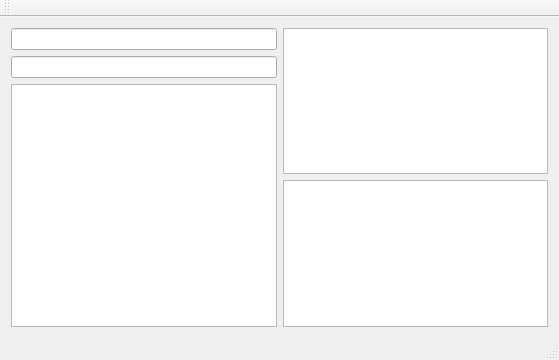
Above: mainwindow.ui from bzyx/MuzeumGUI before the change. Below: the same form after it.
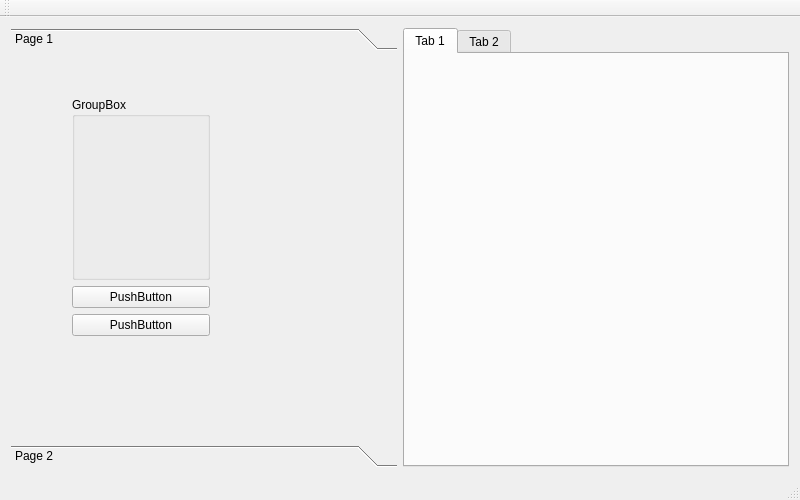
That is the form after the change.

Commit message: Making a new Layout.

Diff of the .ui file:
```diff
--- a/mainwindow.ui
+++ b/mainwindow.ui
@@ -6,8 +6,8 @@
    <rect>
     <x>0</x>
     <y>0</y>
-    <width>559</width>
-    <height>360</height>
+    <width>800</width>
+    <height>500</height>
    </rect>
   </property>
   <property name="windowTitle">
@@ -21,35 +21,108 @@
     </sizepolicy>
    </property>
    <layout class="QGridLayout" name="gridLayout_3">
+    <item row="0" column="1">
+     <widget class="QTabWidget" name="tabWidget">
+      <widget class="QWidget" name="tab">
+       <attribute name="title">
+        <string>Tab 1</string>
+       </attribute>
+       <zorder>toolBox</zorder>
+      </widget>
+      <widget class="QWidget" name="tab_2">
+       <attribute name="title">
+        <string>Tab 2</string>
+       </attribute>
+      </widget>
+     </widget>
+    </item>
     <item row="0" column="0">
-     <layout class="QGridLayout" name="gridLayout">
-      <property name="sizeConstraint">
-       <enum>QLayout::SetMaximumSize</enum>
+     <widget class="QToolBox" name="toolBox">
+      <property name="currentIndex">
+       <number>0</number>
       </property>
-      <item row="0" column="0">
-       <layout class="QVBoxLayout" name="verticalLayout_2">
-        <item>
-         <widget class="QLineEdit" name="lineEdit"/>
-        </item>
-        <item>
-         <widget class="QLineEdit" name="lineEdit_2"/>
-        </item>
-        <item>
-         <widget class="QTableWidget" name="tableWidget"/>
-        </item>
-       </layout>
-      </item>
-      <item row="0" column="1">
-       <layout class="QGridLayout" name="gridLayout_2">
-        <item row="0" column="0">
-         <widget class="QListWidget" name="listWidget"/>
-        </item>
-        <item row="1" column="0">
-         <widget class="QTextEdit" name="textEdit"/>
-        </item>
-       </layout>
-      </item>
-     </layout>
+      <widget class="QWidget" name="page">
+       <property name="geometry">
+        <rect>
+         <x>0</x>
+         <y>0</y>
+         <width>388</width>
+         <height>378</height>
+        </rect>
+       </property>
+       <attribute name="label">
+        <string>Page 1</string>
+       </attribute>
+       <widget class="QWidget" name="verticalLayoutWidget">
+        <property name="geometry">
+         <rect>
+          <x>50</x>
+          <y>30</y>
+          <width>160</width>
+          <height>261</height>
+         </rect>
+        </property>
+        <layout class="QVBoxLayout" name="verticalLayout">
+         <item>
+          <widget class="QGroupBox" name="groupBox">
+           <property name="title">
+            <string>GroupBox</string>
+           </property>
+           <widget class="QWidget" name="formLayoutWidget">
+            <property name="geometry">
+             <rect>
+              <x>0</x>
+              <y>50</y>
+              <width>164</width>
+              <height>22</height>
+             </rect>
+            </property>
+            <layout class="QFormLayout" name="formLayout">
+             <item row="0" column="0">
+              <widget class="QLabel" name="label">
+               <property name="text">
+                <string>TextLabel</string>
+               </property>
+              </widget>
+             </item>
+             <item row="0" column="1">
+              <widget class="QLineEdit" name="lineEdit"/>
+             </item>
+            </layout>
+           </widget>
+          </widget>
+         </item>
+         <item>
+          <widget class="QPushButton" name="pushButton_2">
+           <property name="text">
+            <string>PushButton</string>
+           </property>
+          </widget>
+         </item>
+         <item>
+          <widget class="QPushButton" name="pushButton">
+           <property name="text">
+            <string>PushButton</string>
+           </property>
+          </widget>
+         </item>
+        </layout>
+       </widget>
+      </widget>
+      <widget class="QWidget" name="page_2">
+       <property name="geometry">
+        <rect>
+         <x>0</x>
+         <y>0</y>
+         <width>388</width>
+         <height>378</height>
+        </rect>
+       </property>
+       <attribute name="label">
+        <string>Page 2</string>
+       </attribute>
+      </widget>
+     </widget>
     </item>
    </layout>
   </widget>
```
Left out of the diff: 2 changed lines with no effect on the pictures. The commit also changes 2 other files.
